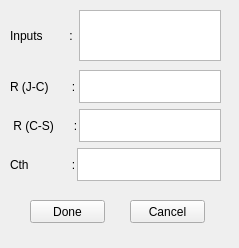
Above: PythonGeckoApp/PythonGecko/thermalParametersDialogModular.ui from upb-lea/ConverterSweepStore before the change. Below: the same form after it.
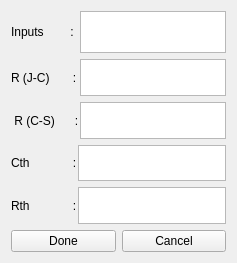
That is the form after the change. Icons and pictures are not drawn.

Commit message: minor temperature  and temp dialog fixes

Diff of the .ui file:
```diff
--- a/PythonGeckoApp/PythonGecko/thermalParametersDialogModular.ui
+++ b/PythonGeckoApp/PythonGecko/thermalParametersDialogModular.ui
@@ -6,8 +6,8 @@
    <rect>
     <x>0</x>
     <y>0</y>
-    <width>239</width>
-    <height>248</height>
+    <width>231</width>
+    <height>263</height>
    </rect>
   </property>
   <property name="windowTitle">
@@ -20,41 +20,8 @@
   <property name="windowOpacity">
    <double>1.000000000000000</double>
   </property>
-  <widget class="QPushButton" name="thermDoneBtn">
-   <property name="geometry">
-    <rect>
-     <x>30</x>
-     <y>200</y>
-     <width>75</width>
-     <height>23</height>
-    </rect>
-   </property>
-   <property name="text">
-    <string>Done</string>
-   </property>
-  </widget>
-  <widget class="QPushButton" name="thermCnclBtn">
-   <property name="geometry">
-    <rect>
-     <x>130</x>
-     <y>200</y>
-     <width>75</width>
-     <height>23</height>
-    </rect>
-   </property>
-   <property name="text">
-    <string>Cancel</string>
-   </property>
-  </widget>
-  <widget class="QWidget" name="horizontalLayoutWidget_3">
-   <property name="geometry">
-    <rect>
-     <x>10</x>
-     <y>10</y>
-     <width>211</width>
-     <height>51</height>
-    </rect>
-   </property>
+  <layout class="QVBoxLayout" name="verticalLayout">
+   <item>
    <layout class="QHBoxLayout" name="horizontalLayout_3">
     <item>
      <widget class="QLabel" name="inputLabel">
@@ -65,6 +32,18 @@
     </item>
     <item>
      <widget class="QTextEdit" name="displayEdit">
+       <property name="sizePolicy">
+        <sizepolicy hsizetype="Expanding" vsizetype="Ignored">
+         <horstretch>0</horstretch>
+         <verstretch>0</verstretch>
+        </sizepolicy>
+       </property>
+       <property name="minimumSize">
+        <size>
+         <width>146</width>
+         <height>42</height>
+        </size>
+       </property>
       <property name="autoFormatting">
        <set>QTextEdit::AutoAll</set>
       </property>
@@ -77,17 +56,7 @@
      </widget>
     </item>
    </layout>
-  </widget>
-  <widget class="QWidget" name="verticalLayoutWidget">
-   <property name="geometry">
-    <rect>
-     <x>10</x>
-     <y>70</y>
-     <width>211</width>
-     <height>111</height>
-    </rect>
-   </property>
-   <layout class="QVBoxLayout" name="verticalLayout">
+   </item>
     <item>
      <layout class="QHBoxLayout" name="horizontalLayout">
       <property name="spacing">
@@ -95,6 +64,12 @@
       </property>
       <item>
        <widget class="QLabel" name="label">
+       <property name="sizePolicy">
+        <sizepolicy hsizetype="Minimum" vsizetype="Minimum">
+         <horstretch>0</horstretch>
+         <verstretch>0</verstretch>
+        </sizepolicy>
+       </property>
         <property name="text">
          <string>R (J-C)       :</string>
         </property>
@@ -102,6 +77,12 @@
       </item>
       <item>
        <widget class="QTextEdit" name="rjc">
+       <property name="sizePolicy">
+        <sizepolicy hsizetype="Expanding" vsizetype="Ignored">
+         <horstretch>0</horstretch>
+         <verstretch>0</verstretch>
+        </sizepolicy>
+       </property>
         <property name="lineWidth">
          <number>-1</number>
         </property>
@@ -131,7 +112,14 @@
        </widget>
       </item>
       <item>
-       <widget class="QTextEdit" name="rcs"/>
+      <widget class="QTextEdit" name="rcs">
+       <property name="sizePolicy">
+        <sizepolicy hsizetype="Expanding" vsizetype="Ignored">
+         <horstretch>0</horstretch>
+         <verstretch>0</verstretch>
+        </sizepolicy>
+       </property>
+      </widget>
       </item>
      </layout>
     </item>
@@ -148,12 +136,60 @@
        </widget>
       </item>
       <item>
-       <widget class="QTextEdit" name="cth"/>
+      <widget class="QTextEdit" name="cth">
+       <property name="sizePolicy">
+        <sizepolicy hsizetype="Expanding" vsizetype="Ignored">
+         <horstretch>0</horstretch>
+         <verstretch>0</verstretch>
+        </sizepolicy>
+       </property>
+      </widget>
       </item>
      </layout>
     </item>
-   </layout>
-  </widget>
+   <item>
+    <layout class="QHBoxLayout" name="horizontalLayout_5">
+     <property name="spacing">
+      <number>1</number>
+     </property>
+     <item>
+      <widget class="QLabel" name="label_5">
+       <property name="text">
+        <string>Rth             :</string>
+       </property>
+      </widget>
+     </item>
+     <item>
+      <widget class="QTextEdit" name="rth">
+       <property name="sizePolicy">
+        <sizepolicy hsizetype="Expanding" vsizetype="Ignored">
+         <horstretch>0</horstretch>
+         <verstretch>0</verstretch>
+        </sizepolicy>
+       </property>
+      </widget>
+     </item>
+    </layout>
+   </item>
+   <item>
+    <layout class="QHBoxLayout" name="horizontalLayout_6">
+     <item>
+      <widget class="QPushButton" name="thermDoneBtn">
+       <property name="text">
+        <string>Done</string>
+       </property>
+      </widget>
+     </item>
+     <item>
+      <widget class="QPushButton" name="thermCnclBtn">
+       <property name="text">
+        <string>Cancel</string>
+       </property>
+      </widget>
+     </item>
+    </layout>
+   </item>
+  </layout>
  </widget>
  <resources/>
  <connections>
```
Lines whose indentation alone changed are shown as unchanged. The commit also changes 6 other files.
